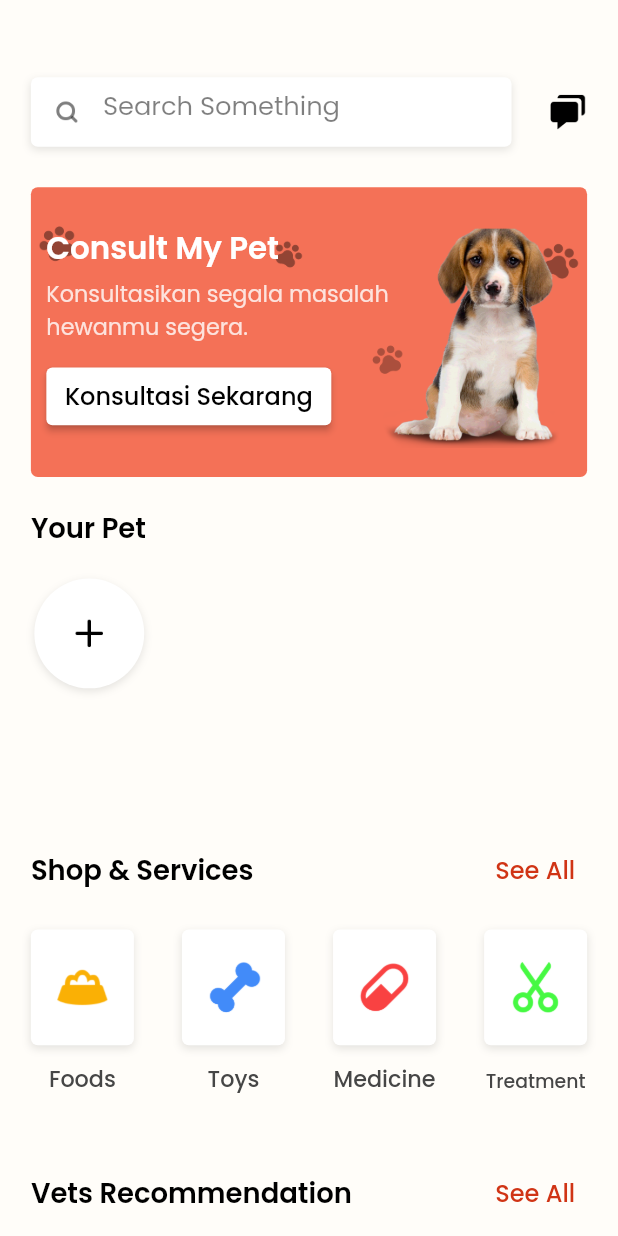
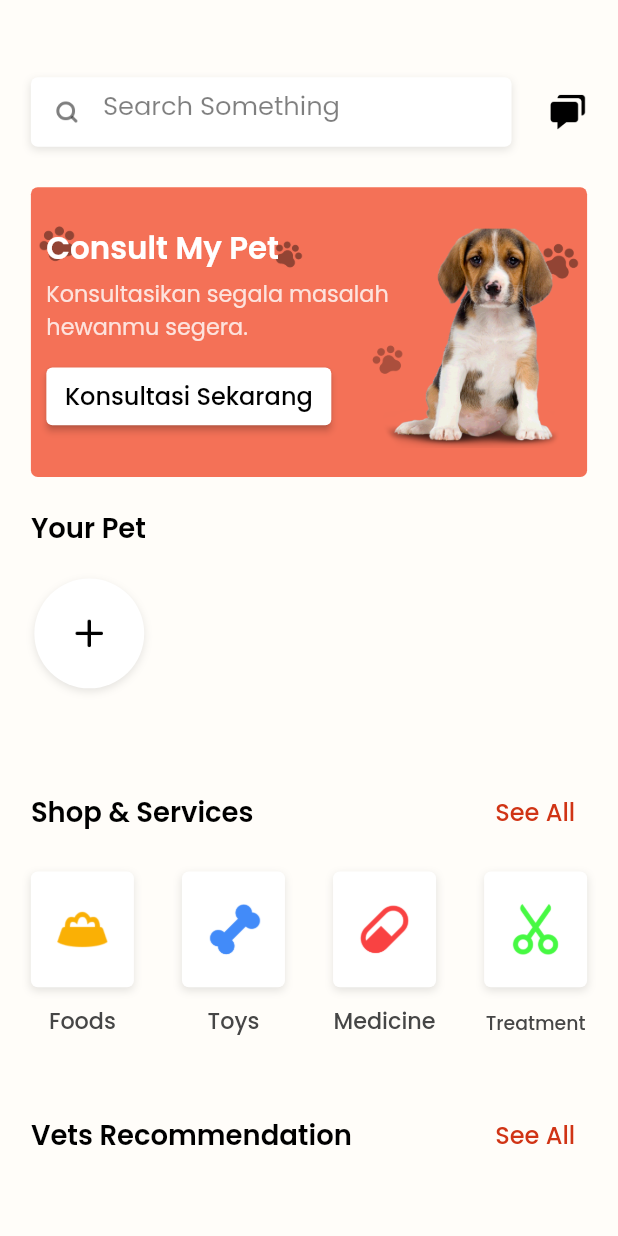
Before and after one commit to codeyzx/petscape, a Flutter app: the HomeScreen screen opened by its route, on a phone screen of 412 x 824 dp. Run offline on Flutter 3.47's test engine with Material 2 defaults, Android fonts, the light colour scheme and no system bars; our stand-ins replace cloud_firestore, dio, file_picker, firebase_auth, firebase_core, firebase_storage and 15 more; missing offline and left inert: midtrans_sdk; accounts and stored records are empty.

Commit message:
change margin in home

```diff
--- a/lib/src/features/home/presentation/home_screen.dart
+++ b/lib/src/features/home/presentation/home_screen.dart
@@ -310,7 +310,7 @@ class _HomeScreenState extends ConsumerState<HomeScreen> {
                 ),
               ),
               SizedBox(
-                height: 32.h,
+                height: 2.h,
               ),
               Padding(
                 padding: EdgeInsets.symmetric(horizontal: 18.w),
```
